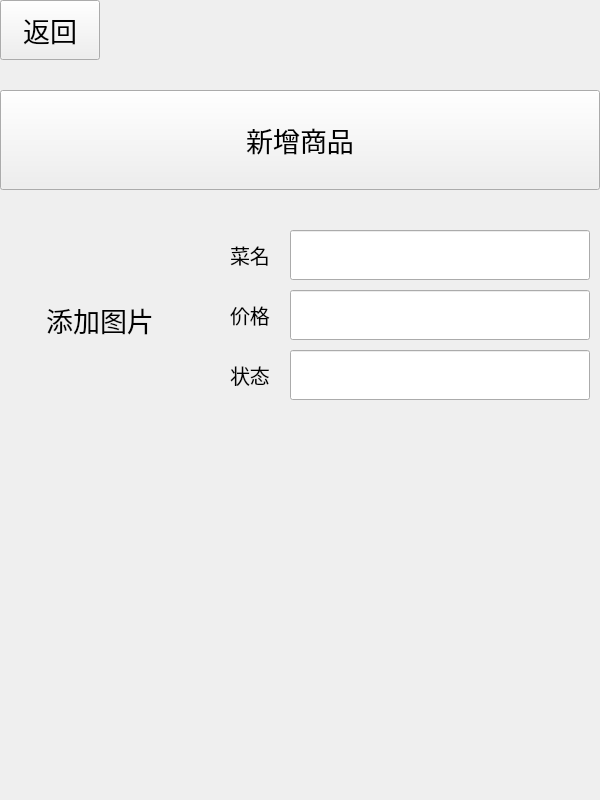
Old version of the form business/dishchange.ui in the repository chichuxwx/Food-delivery-platform.
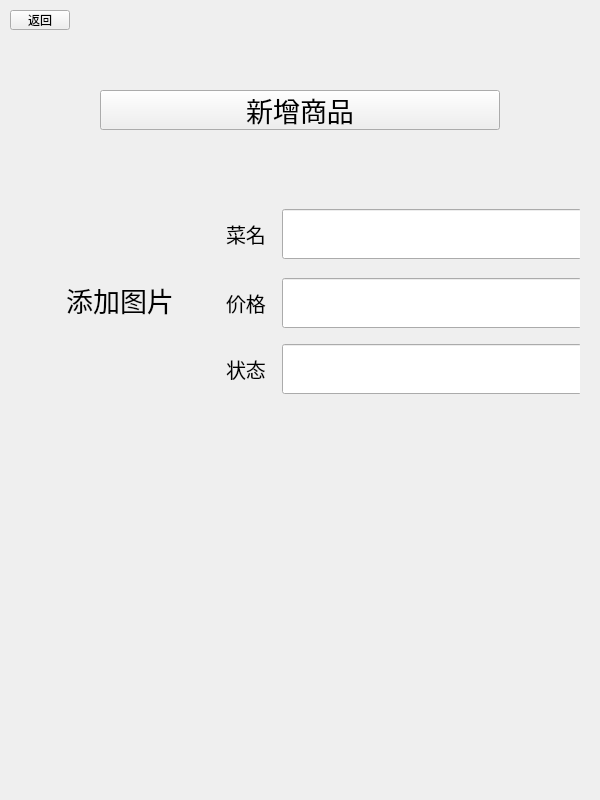
New version of the form.

Patch:
```diff
--- a/business/dishchange.ui
+++ b/business/dishchange.ui
@@ -22,27 +22,28 @@
   <widget class="QPushButton" name="pushButton_back">
    <property name="geometry">
     <rect>
-     <x>0</x>
-     <y>0</y>
-     <width>100</width>
-     <height>60</height>
+     <x>10</x>
+     <y>10</y>
+     <width>60</width>
+     <height>20</height>
     </rect>
    </property>
    <property name="minimumSize">
     <size>
-     <width>100</width>
-     <height>60</height>
+     <width>60</width>
+     <height>20</height>
     </size>
    </property>
    <property name="maximumSize">
     <size>
-     <width>100</width>
-     <height>60</height>
+     <width>60</width>
+     <height>20</height>
     </size>
    </property>
    <property name="font">
     <font>
-     <pointsize>20</pointsize>
+     <family>Microsoft YaHei</family>
+     <pointsize>9</pointsize>
     </font>
    </property>
    <property name="text">
@@ -52,22 +53,22 @@
   <widget class="QPushButton" name="pushButton">
    <property name="geometry">
     <rect>
-     <x>0</x>
+     <x>100</x>
      <y>90</y>
-     <width>600</width>
-     <height>100</height>
+     <width>400</width>
+     <height>40</height>
     </rect>
    </property>
    <property name="minimumSize">
     <size>
-     <width>600</width>
-     <height>100</height>
+     <width>400</width>
+     <height>40</height>
     </size>
    </property>
    <property name="maximumSize">
     <size>
-     <width>600</width>
-     <height>100</height>
+     <width>400</width>
+     <height>40</height>
     </size>
    </property>
    <property name="font">
@@ -79,15 +80,18 @@
     <string>新增商品</string>
    </property>
   </widget>
+  <widget class="QWidget" name="">
+   <property name="geometry">
+    <rect>
+     <x>20</x>
+     <y>200</y>
+     <width>560</width>
+     <height>202</height>
+    </rect>
+   </property>
+   <layout class="QGridLayout" name="gridLayout">
+    <item row="0" column="0" rowspan="3">
   <widget class="QLabel" name="label">
-   <property name="geometry">
-    <rect>
-     <x>0</x>
-     <y>220</y>
-     <width>200</width>
-     <height>200</height>
-    </rect>
-   </property>
    <property name="minimumSize">
     <size>
      <width>200</width>
@@ -112,15 +116,9 @@
     <set>Qt::AlignmentFlag::AlignCenter</set>
    </property>
   </widget>
+    </item>
+    <item row="0" column="1">
   <widget class="QLabel" name="label_2">
-   <property name="geometry">
-    <rect>
-     <x>230</x>
-     <y>240</y>
-     <width>50</width>
-     <height>30</height>
-    </rect>
-   </property>
    <property name="minimumSize">
     <size>
      <width>50</width>
@@ -142,15 +140,25 @@
     <string>菜名</string>
    </property>
   </widget>
+    </item>
+    <item row="0" column="2">
+     <widget class="QLineEdit" name="lineEdit_dish">
+      <property name="minimumSize">
+       <size>
+        <width>300</width>
+        <height>50</height>
+       </size>
+      </property>
+      <property name="maximumSize">
+       <size>
+        <width>300</width>
+        <height>50</height>
+       </size>
+      </property>
+     </widget>
+    </item>
+    <item row="1" column="1">
   <widget class="QLabel" name="label_3">
-   <property name="geometry">
-    <rect>
-     <x>230</x>
-     <y>300</y>
-     <width>50</width>
-     <height>30</height>
-    </rect>
-   </property>
    <property name="minimumSize">
     <size>
      <width>50</width>
@@ -172,15 +180,25 @@
     <string>价格</string>
    </property>
   </widget>
+    </item>
+    <item row="1" column="2">
+     <widget class="QLineEdit" name="lineEdit_price">
+      <property name="minimumSize">
+       <size>
+        <width>300</width>
+        <height>50</height>
+       </size>
+      </property>
+      <property name="maximumSize">
+       <size>
+        <width>300</width>
+        <height>50</height>
+       </size>
+      </property>
+     </widget>
+    </item>
+    <item row="2" column="1">
   <widget class="QLabel" name="label_4">
-   <property name="geometry">
-    <rect>
-     <x>230</x>
-     <y>360</y>
-     <width>50</width>
-     <height>30</height>
-    </rect>
-   </property>
    <property name="minimumSize">
     <size>
      <width>50</width>
@@ -202,59 +220,9 @@
     <string>状态</string>
    </property>
   </widget>
-  <widget class="QLineEdit" name="lineEdit_dish">
-   <property name="geometry">
-    <rect>
-     <x>290</x>
-     <y>230</y>
-     <width>300</width>
-     <height>50</height>
-    </rect>
-   </property>
-   <property name="minimumSize">
-    <size>
-     <width>300</width>
-     <height>50</height>
-    </size>
-   </property>
-   <property name="maximumSize">
-    <size>
-     <width>300</width>
-     <height>50</height>
-    </size>
-   </property>
-  </widget>
-  <widget class="QLineEdit" name="lineEdit_price">
-   <property name="geometry">
-    <rect>
-     <x>290</x>
-     <y>290</y>
-     <width>300</width>
-     <height>50</height>
-    </rect>
-   </property>
-   <property name="minimumSize">
-    <size>
-     <width>300</width>
-     <height>50</height>
-    </size>
-   </property>
-   <property name="maximumSize">
-    <size>
-     <width>300</width>
-     <height>50</height>
-    </size>
-   </property>
-  </widget>
+    </item>
+    <item row="2" column="2">
   <widget class="QLineEdit" name="lineEdit_3">
-   <property name="geometry">
-    <rect>
-     <x>290</x>
-     <y>350</y>
-     <width>300</width>
-     <height>50</height>
-    </rect>
-   </property>
    <property name="minimumSize">
     <size>
      <width>300</width>
@@ -267,6 +235,9 @@
      <height>50</height>
     </size>
    </property>
+     </widget>
+    </item>
+   </layout>
   </widget>
  </widget>
  <resources/>
```
Lines whose indentation alone changed are shown as unchanged.
